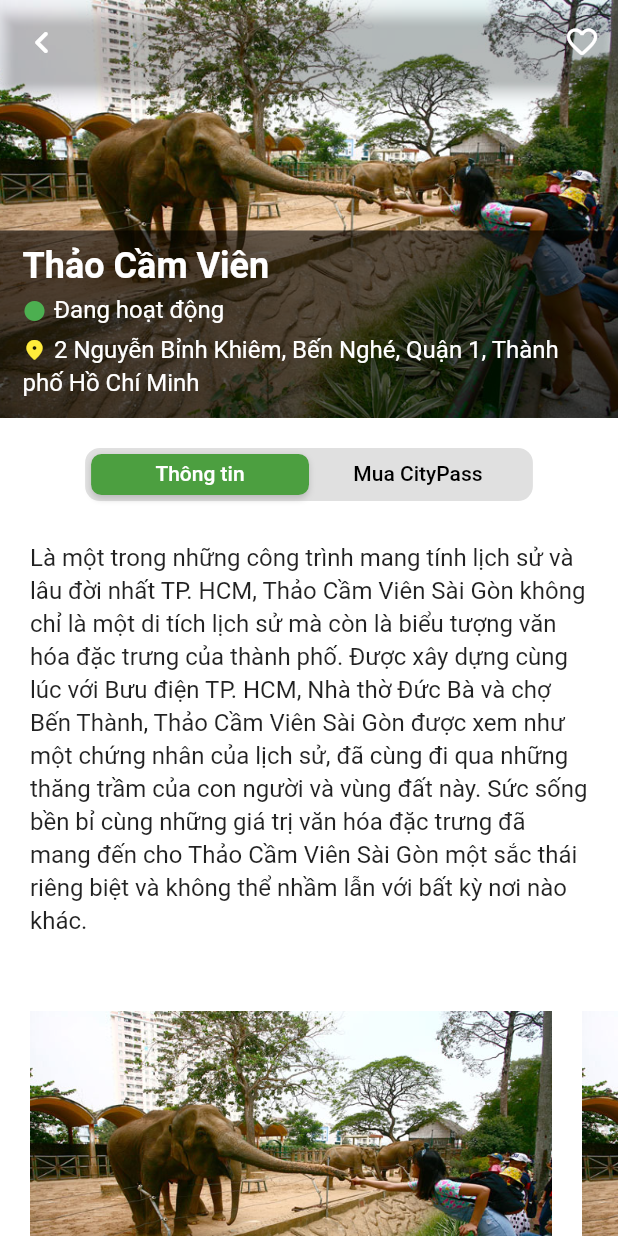
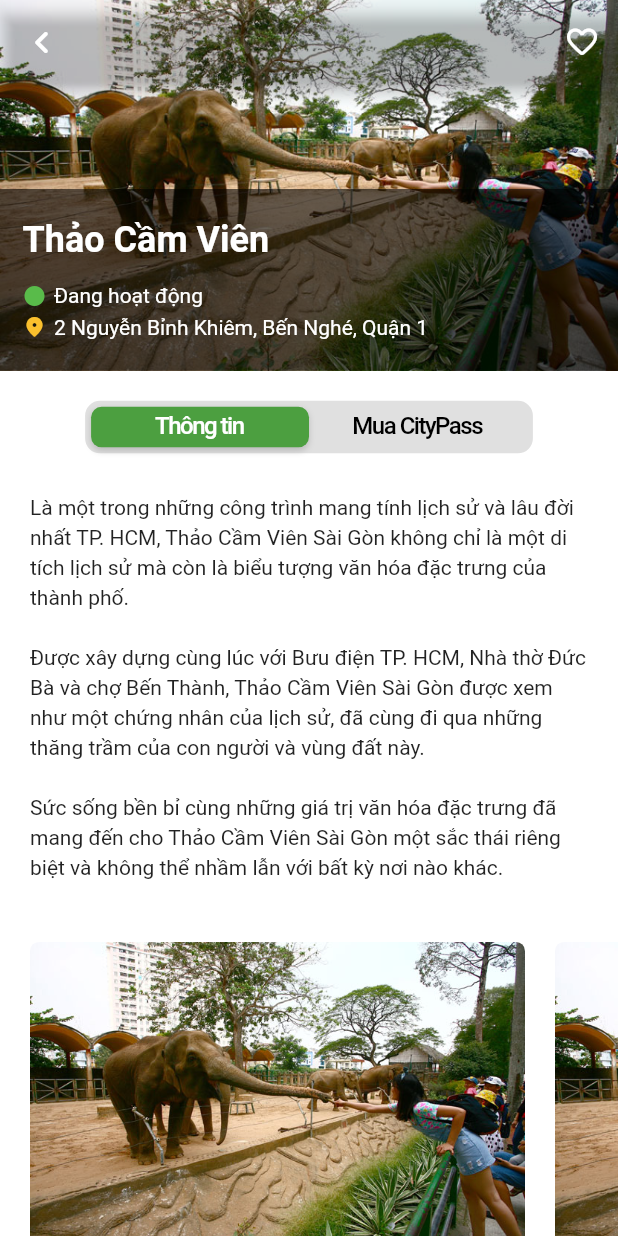
Before and after one commit to mknguyentran/CityPassFlutter, a Flutter app: the screen it shows after launch, after a tap on "Thảo Cầm Viên", on a phone screen of 412 x 824 dp. Run offline on Flutter 3.47's test engine with Material 2 defaults, Android fonts, the phone set to English and light mode, and no system bars; our stand-ins replace qr_flutter; Roboto replaces fonts that are missing (SFProRounded).

Commit message:
re-scale design for ios

```diff
--- a/lib/screens/activity_detail/components/activity_header.dart
+++ b/lib/screens/activity_detail/components/activity_header.dart
@@ -1,3 +1,4 @@
+import 'package:city_pass/constants.dart';
 import 'package:city_pass/models/activity.dart';
 import 'package:city_pass/size_config.dart';
 import 'package:flutter/material.dart';
@@ -16,16 +17,15 @@
       alignment: Alignment.center,
       children: [
         Container(
-          height: getProportionateScreenWidth(280),
+          height: percentageOfScreenHeight(30),
           child: SizedBox.expand(
-              child: Image.asset(activity.image, fit: BoxFit.cover)
-          )
+            child: Image.asset(activity.image, fit: BoxFit.cover),
+          ),
         ),
         Positioned(
             bottom: 0,
             child: Container(
-            padding: EdgeInsets.fromLTRB(15, 10, 15, 10),
-            height: 125,
+              padding: EdgeInsets.fromLTRB(15, 20, 15, 20),
               width: MediaQuery.of(context).size.width,
               color: Colors.black.withOpacity(0.6),
               child: Column(
@@ -36,58 +36,51 @@
                     style: TextStyle(
                       fontSize: 24,
                       fontWeight: FontWeight.bold,
-                    color: Colors.white
+                      color: Colors.white,
                     ),
                   ),
-                VerticalSpacing(of: 5),
-                RichText(
-                  text: TextSpan(
+                  VerticalSpacing(of: 15),
+                  Row(
                     children: [
-                      WidgetSpan(
-                        child: Container(
+                      Container(
                           padding: EdgeInsets.only(right: 5),
                           child: Icon(
                             Icons.circle,
                             size: 16,
-                            color: Colors.green,
-                          )
-                        )
-                      ),
-                      TextSpan(
-                        text: "Đang hoạt động",
-                        style: TextStyle(fontSize: 16)
+                            color: primaryLightColor,
+                          )),
+                      Text(
+                        "Đang hoạt động",
+                        style: TextStyle(fontSize: 14, color: Colors.white),
                       )
                     ],
                   ),
-                ),
                   VerticalSpacing(of: 5),
-                RichText(
-                  text: TextSpan(
+                  Row(
+                    crossAxisAlignment: CrossAxisAlignment.start,
                     children: [
-                      WidgetSpan(
-                        child: Container(
+                      Container(
                           padding: EdgeInsets.only(right: 5),
                           child: Icon(
                             Icons.location_on_rounded,
                             size: 16,
-                            color: Colors.yellow,
-                          )
-                        )
+                            color: Colors.yellow.shade700,
+                          )),
+                      Expanded(
+                        child: Text(
+                          "2 Nguyễn Bỉnh Khiêm, Bến Nghé, Quận 1",
+                          style: TextStyle(
+                            fontSize: 14,
+                            height: 1.2,
+                            color: Colors.white,
                           ),
-                      TextSpan(
-                        text: "2 Nguyễn Bỉnh Khiêm, Bến Nghé, Quận 1, Thành phố Hồ Chí Minh",
-                        style: TextStyle(
-                          fontSize: 16,
-                          height: 1.4
-                        )
-                      )
-                    ],
                         ),
                       )
                     ],
                   ),
-          )
-        )
+                ],
+              ),
+            ))
       ],
     );
   }
--- a/lib/screens/activity_detail/components/body/activity_body.dart
+++ b/lib/screens/activity_detail/components/body/activity_body.dart
@@ -33,8 +33,9 @@
       child: Column(
         children: [
           Container(
+            alignment: Alignment.center,
             width: getProportionateScreenWidth(300),
-            height: getProportionateScreenHeight(35),
+            height: 35,
             decoration: BoxDecoration(
               border: Border.all(color: Colors.grey[300], width: 4),
               color: Colors.grey[300],
@@ -59,6 +60,11 @@
               ),
               labelColor: Colors.white,
               unselectedLabelColor: Colors.black,
+              labelStyle: TextStyle(
+                fontWeight: FontWeight.w500,
+                letterSpacing: -1,
+                fontSize: 16,
+              ),
               tabs: [
                 Tab(
                   text: "Thông tin",
--- a/lib/screens/activity_detail/components/body/activity_info.dart
+++ b/lib/screens/activity_detail/components/body/activity_info.dart
@@ -1,4 +1,3 @@
-import 'package:city_pass/constants.dart';
 import 'package:city_pass/models/activity.dart';
 import 'package:city_pass/shared/timetable_row.dart';
 import 'package:city_pass/size_config.dart';
@@ -20,39 +19,44 @@
             alignment: Alignment.centerLeft,
             child: Container(
               child: Text(
-                "Là một trong những công trình mang tính lịch sử và lâu đời nhất TP. HCM, Thảo Cầm Viên Sài Gòn không chỉ là một di tích lịch sử mà còn là biểu tượng văn hóa đặc trưng của thành phố. Được xây dựng cùng lúc với Bưu điện TP. HCM, Nhà thờ Đức Bà và chợ Bến Thành, Thảo Cầm Viên Sài Gòn được xem như một chứng nhân của lịch sử, đã cùng đi qua những thăng trầm của con người và vùng đất này. Sức sống bền bỉ cùng những giá trị văn hóa đặc trưng đã mang đến cho Thảo Cầm Viên Sài Gòn một sắc thái riêng biệt và không thể nhầm lẫn với bất kỳ nơi nào khác.", //Replace with activity description
-                style: TextStyle(
-                  fontSize: 16,
-                  height: 1.4),
+                "Là một trong những công trình mang tính lịch sử và lâu đời nhất TP. HCM, Thảo Cầm Viên Sài Gòn không chỉ là một di tích lịch sử mà còn là biểu tượng văn hóa đặc trưng của thành phố. \n\nĐược xây dựng cùng lúc với Bưu điện TP. HCM, Nhà thờ Đức Bà và chợ Bến Thành, Thảo Cầm Viên Sài Gòn được xem như một chứng nhân của lịch sử, đã cùng đi qua những thăng trầm của con người và vùng đất này. \n\nSức sống bền bỉ cùng những giá trị văn hóa đặc trưng đã mang đến cho Thảo Cầm Viên Sài Gòn một sắc thái riêng biệt và không thể nhầm lẫn với bất kỳ nơi nào khác.", //Replace with activity description
+                style: TextStyle(fontSize: 14, height: 1.4),
               ),
             ),
           ),
-          VerticalSpacing(
-            of: 50
-          ),
+          VerticalSpacing(of: 40),
           SingleChildScrollView(
             clipBehavior: Clip.none,
             scrollDirection: Axis.horizontal,
             child: Row(
-              mainAxisAlignment: MainAxisAlignment.spaceBetween,
               children: [
-                ...List.generate( //Replace with activity images
-                  2,
+                ...List.generate(
+                  //Replace with activity images
+                  3,
                   (index) => Padding(
-                    padding: index != 0 ? EdgeInsets.only(left: 20) : EdgeInsets.zero,
-                    child: Image.asset(
-                      "assets/images/thao_cam_vien.jpg",
-                      width: getProportionateScreenWidth(350),
-                      fit: BoxFit.cover
+                    padding: index != 0 ? EdgeInsets.only(left:20) : EdgeInsets.zero,
+                    child: SizedBox(
+                      width: 330,
+                      child: AspectRatio(
+                        aspectRatio: 1.5,
+                        child: Container(
+                          decoration: BoxDecoration(
+                            borderRadius: BorderRadius.circular(6),
+                            image: DecorationImage(
+                              image:
+                                  AssetImage("assets/images/thao_cam_vien.jpg"),
+                              fit: BoxFit.cover,
+                            ),
+                          ),
+                        ),
+                      ),
                     ),
-                  )
+                  ),
                 )
               ],
             ),
           ),
-          VerticalSpacing(
-            of: 50
-          ),
+          VerticalSpacing(of: 50),
           Align(
             alignment: Alignment.centerLeft,
             child: Container(
@@ -68,9 +72,7 @@
                           Text(
                             "Thời gian hoạt động",
                             style: TextStyle(
-                              fontSize: 21,
-                              fontWeight: FontWeight.bold
-                            ),
+                                fontSize: 21, fontWeight: FontWeight.bold),
                           ),
                         ],
                       )
@@ -83,7 +85,8 @@
                   TimetableRow(dayOfWeek: "Thứ năm", openTime: "07:00 - 17:30"),
                   TimetableRow(dayOfWeek: "Thứ sáu", openTime: "07:00 - 17:30"),
                   TimetableRow(dayOfWeek: "Thứ bảy", openTime: "07:00 - 17:30"),
-                  TimetableRow(dayOfWeek: "Chủ nhật", openTime: "07:00 - 17:30"),
+                  TimetableRow(
+                      dayOfWeek: "Chủ nhật", openTime: "07:00 - 17:30"),
                 ],
               ),
             ),
--- a/lib/screens/home/components/home_header.dart
+++ b/lib/screens/home/components/home_header.dart
@@ -15,7 +15,8 @@
       children: [
         Image.asset(
           "assets/images/home_bg3.jpg",
-          height: getProportionateScreenWidth(280),
+          height: percentageOfScreenHeight(30),
+          width: double.infinity,
           fit: BoxFit.cover,
         ),
         Positioned(
--- a/lib/screens/home/components/recommendation_card.dart
+++ b/lib/screens/home/components/recommendation_card.dart
@@ -14,7 +14,7 @@
   @override
   Widget build(BuildContext context) {
     return SizedBox(
-      width: getProportionateScreenWidth(350),
+      width: 330,
       child: Stack(
         children: [
           AspectRatio(
--- a/lib/screens/home/home_screen.dart
+++ b/lib/screens/home/home_screen.dart
@@ -64,6 +64,7 @@
     return AppBar(
       backgroundColor: Colors.transparent,
       brightness: Brightness.dark,
+      centerTitle: false,
       title: Row(
         children: [
           Text(
--- a/lib/screens/pass_detail/components/pass_detail_header.dart
+++ b/lib/screens/pass_detail/components/pass_detail_header.dart
@@ -17,7 +17,7 @@
       alignment: Alignment.center,
       children: [
         Container(
-            height: getProportionateScreenWidth(280),
+            height: percentageOfScreenHeight(30),
             child: SizedBox.expand(
                 child: Image.asset(pass.image, fit: BoxFit.cover))),
         Positioned(
--- a/lib/shared/custom_nav_bar.dart
+++ b/lib/shared/custom_nav_bar.dart
@@ -44,7 +44,7 @@
   @override
   Widget build(BuildContext context) {
     return Container(
-      height: getProportionateScreenWidth(80),
+      height: getProportionateScreenWidth(70),
       decoration: BoxDecoration(
         boxShadow: [kDefaultShadow],
         color: widget.backgroundColor,
@@ -52,10 +52,10 @@
       child: SafeArea(
         child: Padding(
           padding: EdgeInsets.symmetric(
-            horizontal: percentageOfScreenWidth(2),
+            horizontal: kDefaultPadding,
           ),
           child: Row(
-            mainAxisAlignment: MainAxisAlignment.spaceAround,
+            mainAxisAlignment: MainAxisAlignment.spaceBetween,
             children: widget.children.map((item) {
               int index = widget.children.indexOf(item);
               bool isCurrent = widget.currentIndex == index;
@@ -67,8 +67,8 @@
                 },
                 child: Container(
                   padding: EdgeInsets.all(0),
-                  height: getProportionateScreenWidth(60),
-                  width: getProportionateScreenWidth(60),
+                  height: getProportionateScreenWidth(55),
+                  width: getProportionateScreenWidth(55),
                   decoration: BoxDecoration(
                     color: widget.backgroundColor,
                     borderRadius: BorderRadius.circular(10),
--- a/pubspec.yaml
+++ b/pubspec.yaml
@@ -34,7 +34,7 @@
   # Date and number formatting and parsing
   intl: ^0.16.1
   qr_flutter: ^3.2.0
-  animations: ^1.1.2
+  animations: ^2.0.0
 
 
 dev_dependencies:
```
Also changed, not shown: pubspec.lock, 2 other files. Lines whose indentation alone changed are shown as unchanged.
